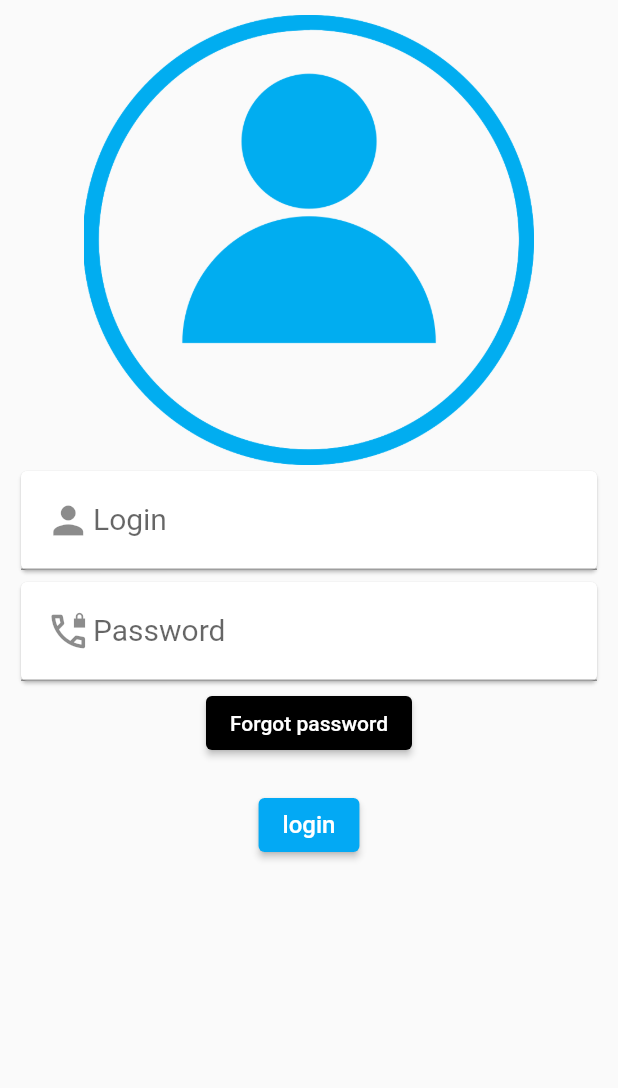
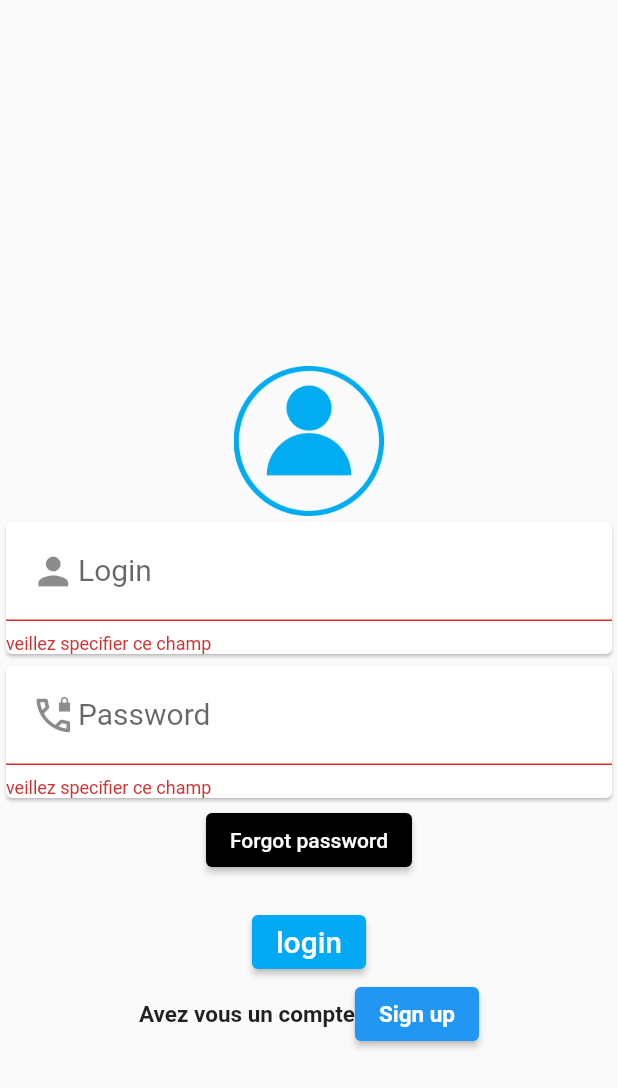
Before and after one commit to haithemmihoubi/flutter_login_register_php, a Flutter app: the screen it shows after launch, after a tap on "login", on a phone screen of 412 x 824 dp. Shown: the top 1088 px of the screen. Run offline on Flutter 3.47's test engine with Material 2 defaults, Android fonts, the phone set to English and light mode, and no system bars.

Commit message:
first commit

```diff
--- a/lib/login.dart
+++ b/lib/login.dart
@@ -1,4 +1,6 @@
 import 'package:flutter/material.dart';
+import 'package:flutter_login_register_php/register.dart';
+//import 'package:http/http.dart' as http;
 
 class Login extends StatefulWidget {
   @override
@@ -6,19 +8,30 @@ class Login extends StatefulWidget {
 }
 
 class _LoginState extends State<Login> {
+  TextEditingController username = TextEditingController();
+  TextEditingController password = TextEditingController();
+  final _key = GlobalKey<FormState>();
+  void login() {
+    if (_key.currentState.validate()) {
+    } else {}
+  }
+
   @override
   Widget build(BuildContext context) {
     return Scaffold(
-      body: SafeArea(
+      body: Center(
         child: SingleChildScrollView(
             child: Padding(
-          padding: const EdgeInsets.all(10.0),
+          padding: const EdgeInsets.only(top: 120),
+          child: Form(
+            key: _key,
             child: Column(
+              mainAxisAlignment: MainAxisAlignment.center,
               children: [
                 Center(
                   child: Container(
-                  width: 300,
-                  height: 300,
+                    width: 100,
+                    height: 100,
                     child: Image.asset(
                       'images/icon.png',
                     ),
@@ -26,6 +39,8 @@ class _LoginState extends State<Login> {
                 ),
                 Card(
                   child: TextFormField(
+                    validator: (e) =>
+                        e.isEmpty ? "veillez specifier ce champ" : null,
                     style: TextStyle(fontSize: 20),
                     decoration: InputDecoration(
                         prefixIcon: Padding(
@@ -42,6 +57,8 @@ class _LoginState extends State<Login> {
                 ),
                 Card(
                   child: TextFormField(
+                    validator: (e) =>
+                        e.isEmpty ? "veillez specifier ce champ" : null,
                     style: TextStyle(fontSize: 20),
                     decoration: InputDecoration(
                         prefixIcon: Padding(
@@ -71,14 +88,37 @@ class _LoginState extends State<Login> {
                 ElevatedButton(
                     style: ElevatedButton.styleFrom(
                         primary: Colors.lightBlue, onPrimary: Colors.white),
-                  onPressed: () {},
+                    onPressed: login,
                     child: Text(
                       'login',
                       style: TextStyle(
-                      fontSize: 16,
+                        fontSize: 20,
                       ),
+                    )),
+                Row(
+                  mainAxisAlignment: MainAxisAlignment.center,
+                  children: [
+                    Text(
+                      "Avez vous un compte",
+                      style:
+                          TextStyle(fontWeight: FontWeight.bold, fontSize: 15),
+                    ),
+                    ElevatedButton(
+                        onPressed: () {
+                          Navigator.push(
+                              context,
+                              MaterialPageRoute(
+                                  builder: (context) => Register()));
+                        },
+                        child: Text(
+                          "Sign up",
+                          style: TextStyle(
+                              fontWeight: FontWeight.bold, fontSize: 15),
                         ))
                   ],
+                )
+              ],
+            ),
           ),
         )),
       ),
--- a/pubspec.yaml
+++ b/pubspec.yaml
@@ -27,6 +27,7 @@ dependencies:
   # The following adds the Cupertino Icons font to your application.
   # Use with the CupertinoIcons class for iOS style icons.
   cupertino_icons: ^1.0.2
+  http: ^0.13.3
 
 dev_dependencies:
   flutter_test:
```
Also changed, not shown: lib/register.dart (+168 -0 lines), images/adduser.png (added), pubspec.lock, 2 other files. Lines whose indentation alone changed are shown as unchanged.
